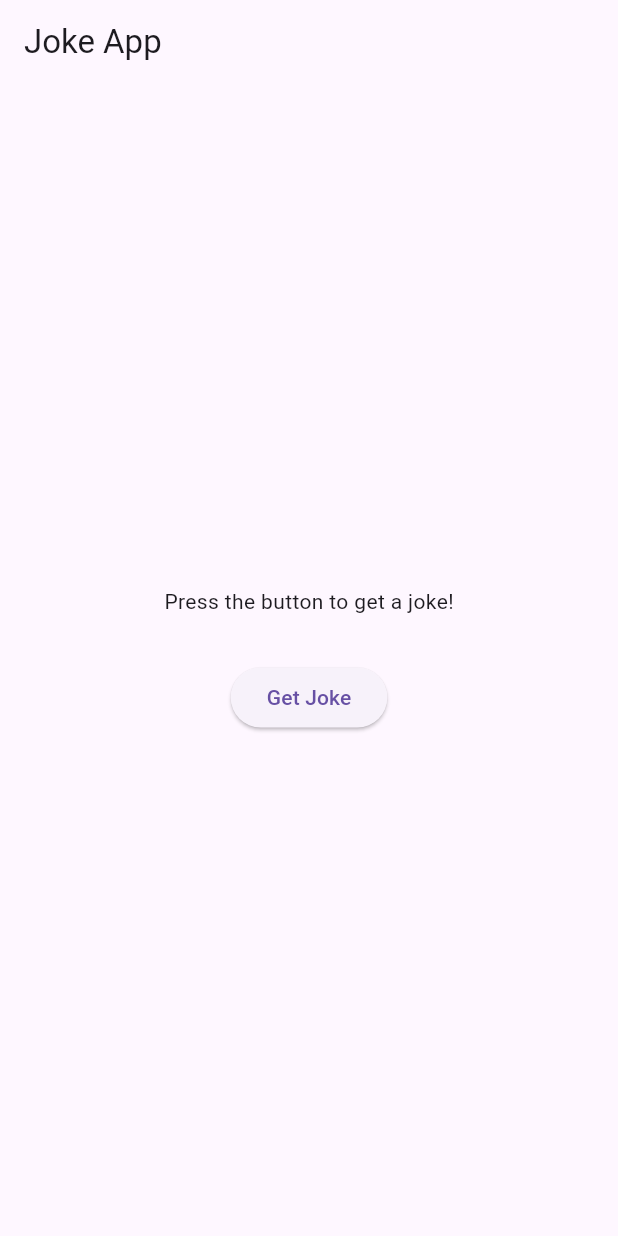
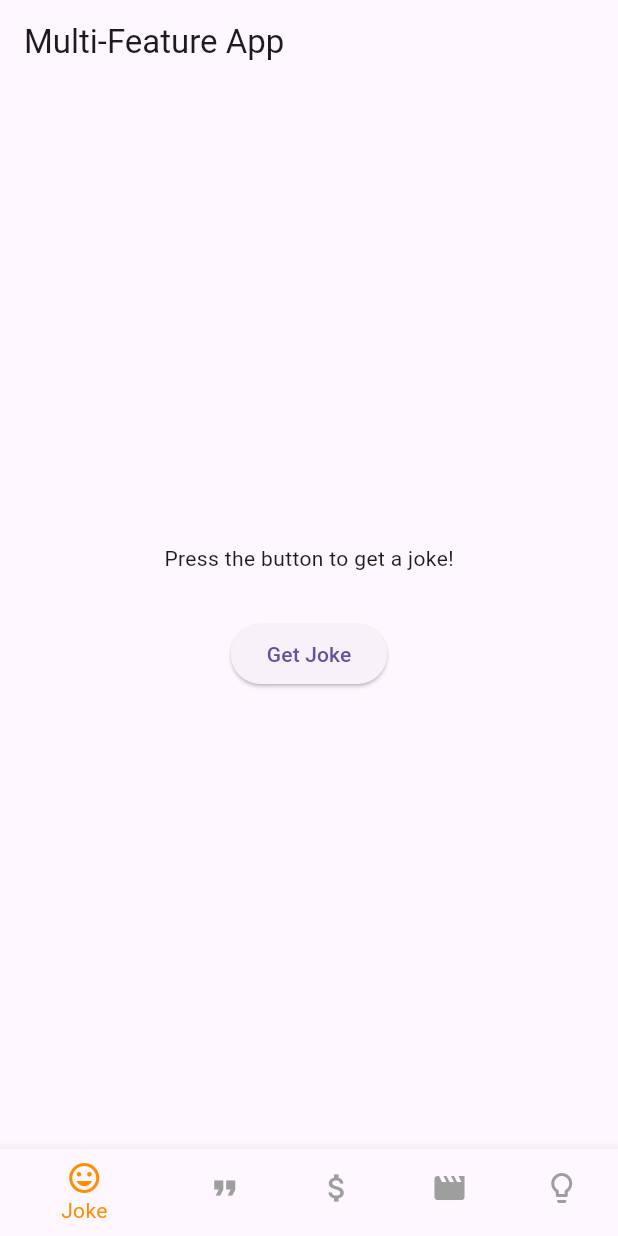
Before and after one commit to ashimsap/dummy_app, a Flutter app: the screen it shows after launch, on a phone screen of 412 x 824 dp. Run offline on Flutter 3.47's test engine with Material 3 defaults, Android fonts, the phone set to English and light mode, and no system bars; our stand-ins replace flutter_riverpod, freezed_annotation.

Commit message:
rebuild app for practice.

```diff
--- a/lib/main.dart
+++ b/lib/main.dart
@@ -1,22 +1,22 @@
 import 'package:flutter/material.dart';
 import 'package:flutter_riverpod/flutter_riverpod.dart';
-import 'home_page.dart';
+import 'screens/main_screen.dart'; // Import the new main screen
 
 void main() {
-  runApp(ProviderScope(child:MyApp()));
+  runApp(const ProviderScope(child: MyApp()));
 }
 
-class MyApp extends ConsumerWidget {
+class MyApp extends StatelessWidget {
   const MyApp({super.key});
 
-  // This widget is the root of your application.
   @override
-  Widget build(BuildContext context, WidgetRef ref) {
+  Widget build(BuildContext context) {
     return MaterialApp(
       debugShowCheckedModeBanner: false,
-      theme: ThemeData(primarySwatch: Colors.blue,
+      theme: ThemeData(
+        primarySwatch: Colors.blue,
       ),
-      home: HomePage(),
+      home: const MainScreen(), // Use MainScreen as the home
     );
   }
 }
--- a/lib/models/quote_model.dart
+++ b/lib/models/quote_model.dart
@@ -6,8 +6,8 @@ part 'quote_model.g.dart';
 @freezed
 class Quote with _$Quote {
   const factory Quote({
-    required String content,
-    required String author,
+    @JsonKey(name: 'q') required String content,
+    @JsonKey(name: 'a') required String author,
   }) = _Quote;
 
   factory Quote.fromJson(Map<String, dynamic> json) => _$QuoteFromJson(json);
--- a/lib/screens/quote_screen.dart
+++ b/lib/screens/quote_screen.dart
@@ -20,13 +20,13 @@ class QuoteScreen extends ConsumerWidget {
                 children: [
                   Text(
                     '"${quote.content}"',
-                    style: const TextStyle(fontSize: 20, fontStyle: FontStyle.italic),
+                    style: const TextStyle(fontSize: 20, ),
                     textAlign: TextAlign.center,
                   ),
                   const SizedBox(height: 10),
                   Text(
                     '- ${quote.author}',
-                    style: const TextStyle(fontSize: 16, fontWeight: FontWeight.bold),
+                    style: const TextStyle(fontSize: 16, fontWeight: FontWeight.bold, fontStyle: FontStyle.italic),
                   ),
                 ],
               ),
```
Also changed, not shown: lib/services/quote_service.dart (+8 -2 lines), lib/models/quote_model.freezed.dart, lib/models/quote_model.g.dart.
